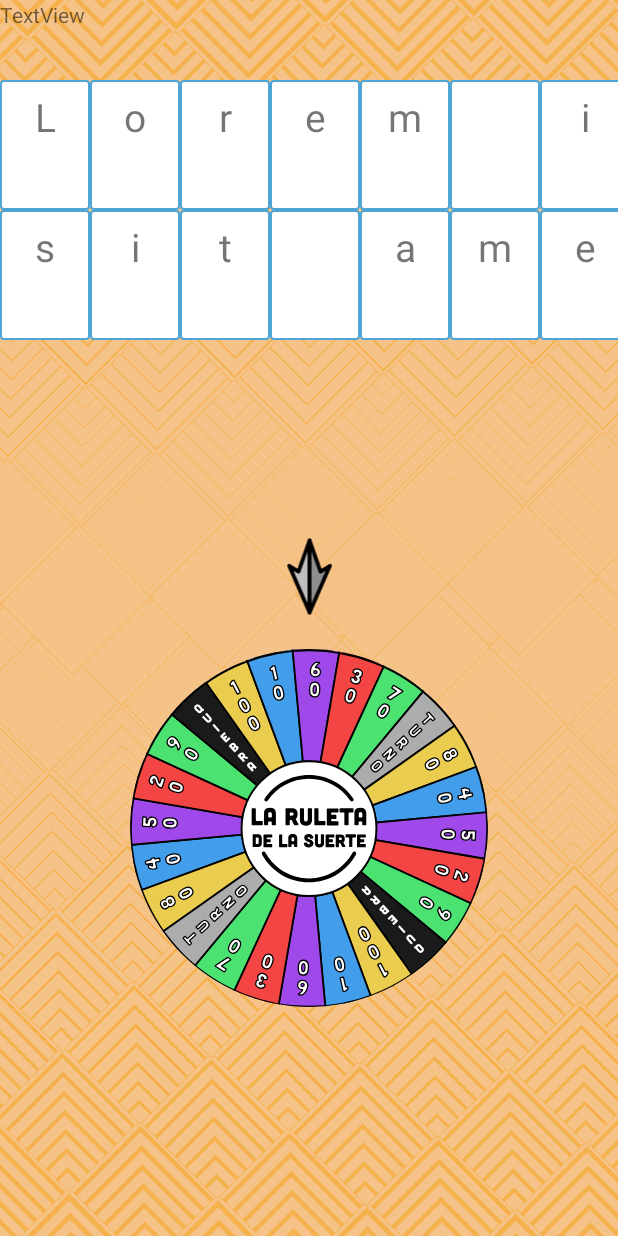
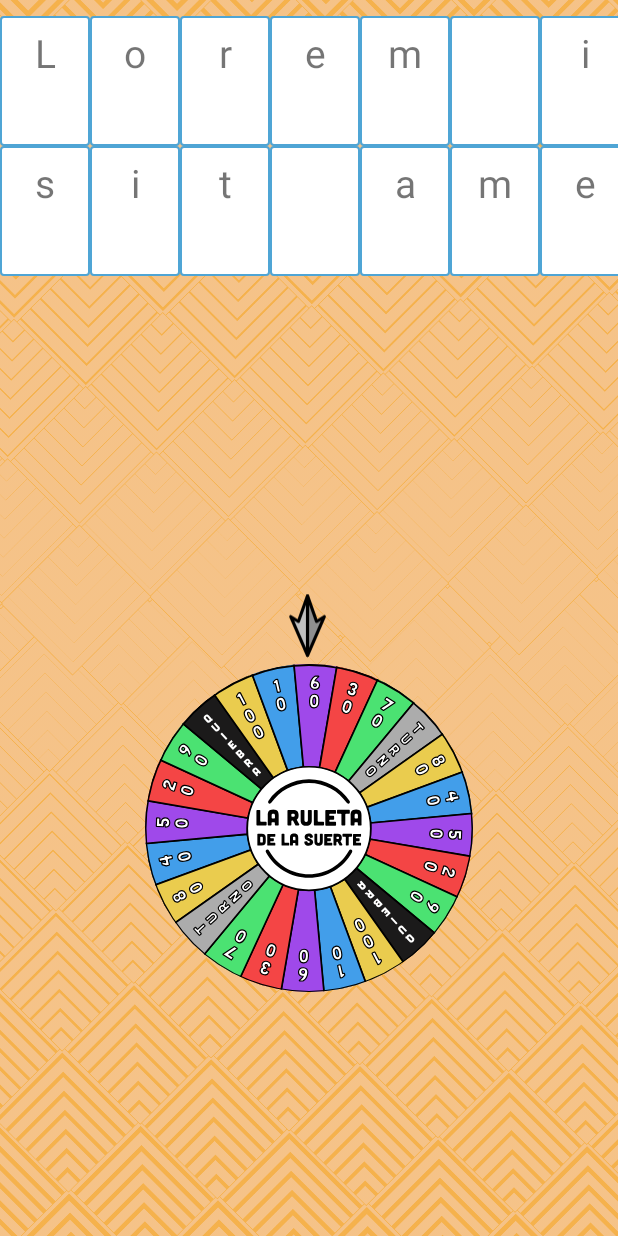
Before and after one commit to aalevelaa/ruleta-de-la-suerte, an Android app: the GameActivity screen opened directly, with no data from a screen before it, on a phone screen of 412 x 824 dp. Run offline under Robolectric (Android 15) with nearby library versions, the phone set to English and light mode, and no system bars.

Commit message:
Added the arrow to the roulette fragment.

```diff
--- a/app/src/main/res/layout/activity_game.xml
+++ b/app/src/main/res/layout/activity_game.xml
@@ -23,91 +23,111 @@
     <androidx.viewpager.widget.ViewPager
         android:id="@+id/roulette_keyboard"
         android:layout_width="0dp"
-        android:layout_height="280dp"
+        android:layout_height="320dp"
         app:layout_constraintBottom_toBottomOf="parent"
         app:layout_constraintEnd_toEndOf="parent"
         app:layout_constraintStart_toStartOf="parent"
         app:layout_constraintTop_toTopOf="@+id/guideline" />
 
-    <TextView
-        android:id="@+id/textView2"
-        android:layout_width="wrap_content"
-        android:layout_height="wrap_content"
-        android:text="TextView"
-        tools:layout_editor_absoluteX="138dp"
-        tools:layout_editor_absoluteY="67dp" />
-
     <ImageView
         android:id="@+id/iconPlayer1"
-        android:layout_width="86dp"
-        android:layout_height="64dp"
+        android:layout_width="72dp"
+        android:layout_height="56dp"
         android:layout_marginStart="8dp"
         android:layout_marginLeft="8dp"
-        android:layout_marginTop="8dp"
-        android:layout_marginBottom="16dp"
+        android:layout_marginBottom="8dp"
         app:layout_constraintBottom_toTopOf="@+id/roulette_keyboard"
         app:layout_constraintStart_toStartOf="parent"
-        app:layout_constraintTop_toBottomOf="@+id/namePlayer1"
         tools:srcCompat="@tools:sample/avatars[1]" />
 
     <TextView
         android:id="@+id/namePlayer1"
         android:layout_width="wrap_content"
         android:layout_height="wrap_content"
-        android:layout_marginStart="8dp"
-        android:layout_marginLeft="8dp"
-        app:layout_constraintStart_toStartOf="parent"
-        app:layout_constraintTop_toTopOf="@+id/guideline" />
+        android:layout_marginStart="16dp"
+        android:layout_marginLeft="16dp"
+        app:layout_constraintBottom_toTopOf="@+id/pointsPlayer1"
+        app:layout_constraintStart_toEndOf="@+id/iconPlayer1"
+        app:layout_constraintTop_toTopOf="parent"
+        app:layout_constraintVertical_bias="0.967" />
+
+    <TextView
+        android:id="@+id/pointsPlayer1"
+        android:layout_width="wrap_content"
+        android:layout_height="wrap_content"
+        android:layout_marginStart="16dp"
+        android:layout_marginLeft="16dp"
+        android:layout_marginBottom="16dp"
+        app:layout_constraintBottom_toTopOf="@+id/roulette_keyboard"
+        app:layout_constraintStart_toEndOf="@+id/iconPlayer1" />
 
     <ImageView
         android:id="@+id/iconPlayer2"
-        android:layout_width="86dp"
-        android:layout_height="64dp"
-        android:layout_marginTop="8dp"
+        android:layout_width="72dp"
+        android:layout_height="56dp"
         android:layout_marginEnd="8dp"
         android:layout_marginRight="8dp"
-        android:layout_marginBottom="16dp"
+        android:layout_marginBottom="8dp"
         app:layout_constraintBottom_toTopOf="@+id/roulette_keyboard"
         app:layout_constraintEnd_toEndOf="parent"
-        app:layout_constraintTop_toBottomOf="@+id/namePlayer2"
         tools:srcCompat="@tools:sample/avatars[2]" />
 
     <TextView
         android:id="@+id/namePlayer2"
         android:layout_width="wrap_content"
         android:layout_height="wrap_content"
-        android:layout_marginEnd="8dp"
-        android:layout_marginRight="8dp"
-        app:layout_constraintEnd_toEndOf="parent"
-        app:layout_constraintTop_toTopOf="@+id/guideline" />
+        android:layout_marginEnd="16dp"
+        android:layout_marginRight="16dp"
+        app:layout_constraintBottom_toTopOf="@+id/pointsPlayer2"
+        app:layout_constraintEnd_toStartOf="@+id/iconPlayer2"
+        app:layout_constraintTop_toTopOf="parent"
+        app:layout_constraintVertical_bias="0.96" />
+
+    <TextView
+        android:id="@+id/pointsPlayer2"
+        android:layout_width="wrap_content"
+        android:layout_height="wrap_content"
+        android:layout_marginEnd="16dp"
+        android:layout_marginRight="16dp"
+        android:layout_marginBottom="16dp"
+        app:layout_constraintBottom_toTopOf="@+id/roulette_keyboard"
+        app:layout_constraintEnd_toStartOf="@+id/iconPlayer2" />
 
     <ImageView
         android:id="@+id/iconPlayer3"
-        android:layout_width="86dp"
-        android:layout_height="64dp"
+        android:layout_width="72dp"
+        android:layout_height="56dp"
         android:layout_marginStart="8dp"
         android:layout_marginLeft="8dp"
-        android:layout_marginTop="8dp"
-        android:layout_marginBottom="16dp"
+        android:layout_marginBottom="8dp"
         app:layout_constraintBottom_toBottomOf="parent"
         app:layout_constraintStart_toStartOf="parent"
-        app:layout_constraintTop_toBottomOf="@+id/namePlayer3"
         tools:srcCompat="@tools:sample/avatars[4]" />
 
     <TextView
         android:id="@+id/namePlayer3"
         android:layout_width="wrap_content"
         android:layout_height="wrap_content"
-        android:layout_marginStart="8dp"
-        android:layout_marginLeft="8dp"
-        android:layout_marginTop="8dp"
-        app:layout_constraintStart_toStartOf="parent"
+        android:layout_marginTop="16dp"
+        app:layout_constraintStart_toEndOf="@+id/iconPlayer3"
+        app:layout_constraintTop_toBottomOf="@+id/roulette_keyboard" />
+
+    <TextView
+        android:id="@+id/pointsPlayer3"
+        android:layout_width="wrap_content"
+        android:layout_height="wrap_content"
+        android:layout_marginStart="32dp"
+        android:layout_marginLeft="32dp"
+        android:layout_marginTop="32dp"
+        android:layout_marginBottom="24dp"
+        app:layout_constraintBottom_toBottomOf="parent"
+        app:layout_constraintStart_toEndOf="@+id/iconPlayer3"
         app:layout_constraintTop_toBottomOf="@+id/roulette_keyboard" />
 
     <ImageView
         android:id="@+id/iconPlayer4"
-        android:layout_width="86dp"
-        android:layout_height="64dp"
+        android:layout_width="72dp"
+        android:layout_height="56dp"
         android:layout_marginTop="8dp"
         android:layout_marginEnd="8dp"
         android:layout_marginRight="8dp"
@@ -125,6 +145,18 @@
         android:layout_marginEnd="8dp"
         android:layout_marginRight="8dp"
         app:layout_constraintEnd_toEndOf="parent"
+        app:layout_constraintTop_toBottomOf="@+id/roulette_keyboard" />
+
+    <TextView
+        android:id="@+id/pointsPlayer4"
+        android:layout_width="wrap_content"
+        android:layout_height="wrap_content"
+        android:layout_marginTop="32dp"
+        android:layout_marginEnd="32dp"
+        android:layout_marginRight="32dp"
+        android:layout_marginBottom="24dp"
+        app:layout_constraintBottom_toBottomOf="parent"
+        app:layout_constraintEnd_toStartOf="@+id/iconPlayer4"
         app:layout_constraintTop_toBottomOf="@+id/roulette_keyboard" />
 
     <androidx.constraintlayout.widget.Guideline
@@ -145,21 +177,12 @@
         android:id="@+id/panel"
         android:layout_width="wrap_content"
         android:layout_height="wrap_content"
+        android:visibility="visible"
         app:layout_constraintBottom_toTopOf="@+id/guideline"
         app:layout_constraintEnd_toEndOf="parent"
         app:layout_constraintStart_toStartOf="parent"
-        app:layout_constraintTop_toTopOf="@+id/imageView" />
-
-    <ImageView
-        android:id="@+id/imageView2"
-        android:layout_width="43dp"
-        android:layout_height="55dp"
-        app:layout_constraintBottom_toTopOf="@+id/roulette_keyboard"
-        app:layout_constraintEnd_toEndOf="parent"
-        app:layout_constraintStart_toStartOf="parent"
-        app:layout_constraintTop_toTopOf="@+id/guideline"
-        app:layout_constraintVertical_bias="1.0"
-        app:srcCompat="@drawable/ic_flechita" />
+        app:layout_constraintTop_toTopOf="@+id/imageView"
+        app:layout_constraintVertical_bias="0.100000024" />
 
 
 </androidx.constraintlayout.widget.ConstraintLayout>
--- a/app/src/main/res/layout/fragment_keyboard.xml
+++ b/app/src/main/res/layout/fragment_keyboard.xml
@@ -233,7 +233,7 @@
                 android:layout_width="wrap_content"
                 android:layout_height="wrap_content"
                 android:layout_weight="1"
-                android:text="B" />
+                android:text="E" />
 
             <Button
                 android:id="@+id/button25"
@@ -241,7 +241,7 @@
                 android:layout_width="wrap_content"
                 android:layout_height="wrap_content"
                 android:layout_weight="1"
-                android:text="C" />
+                android:text="I" />
 
             <Button
                 android:id="@+id/button26"
@@ -249,7 +249,7 @@
                 android:layout_width="wrap_content"
                 android:layout_height="wrap_content"
                 android:layout_weight="1"
-                android:text="D" />
+                android:text="O" />
 
             <Button
                 android:id="@+id/button27"
@@ -257,7 +257,7 @@
                 android:layout_width="wrap_content"
                 android:layout_height="wrap_content"
                 android:layout_weight="1"
-                android:text="E" />
+                android:text="U" />
         </TableRow>
 
         <TableRow
--- a/app/src/main/res/layout/fragment_roulette.xml
+++ b/app/src/main/res/layout/fragment_roulette.xml
@@ -8,9 +8,21 @@
     tools:context=".RouletteFragment">
 
     <ImageView
+        android:id="@+id/imageView3"
+        android:layout_width="30dp"
+        android:layout_height="50dp"
+        android:src="@drawable/ic_flechita"
+        app:layout_constraintBottom_toTopOf="@+id/mainRoulette"
+        app:layout_constraintEnd_toEndOf="parent"
+        app:layout_constraintHorizontal_bias="0.498"
+        app:layout_constraintStart_toStartOf="parent"
+        app:layout_constraintTop_toTopOf="parent"
+        app:layout_constraintVertical_bias="1.0" />
+
+    <ImageView
         android:id="@+id/mainRoulette"
-        android:layout_width="240dp"
-        android:layout_height="240dp"
+        android:layout_width="220dp"
+        android:layout_height="220dp"
         android:src="@drawable/ruleta_ingame"
         app:layout_constraintBottom_toBottomOf="parent"
         app:layout_constraintEnd_toEndOf="parent"
```
